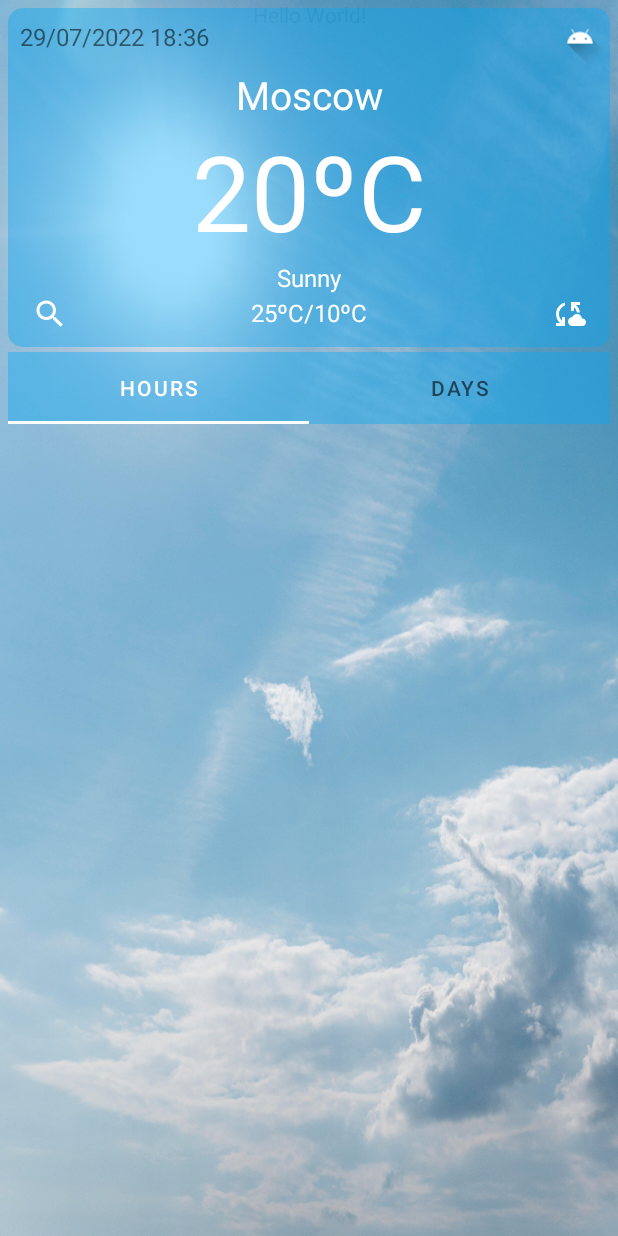
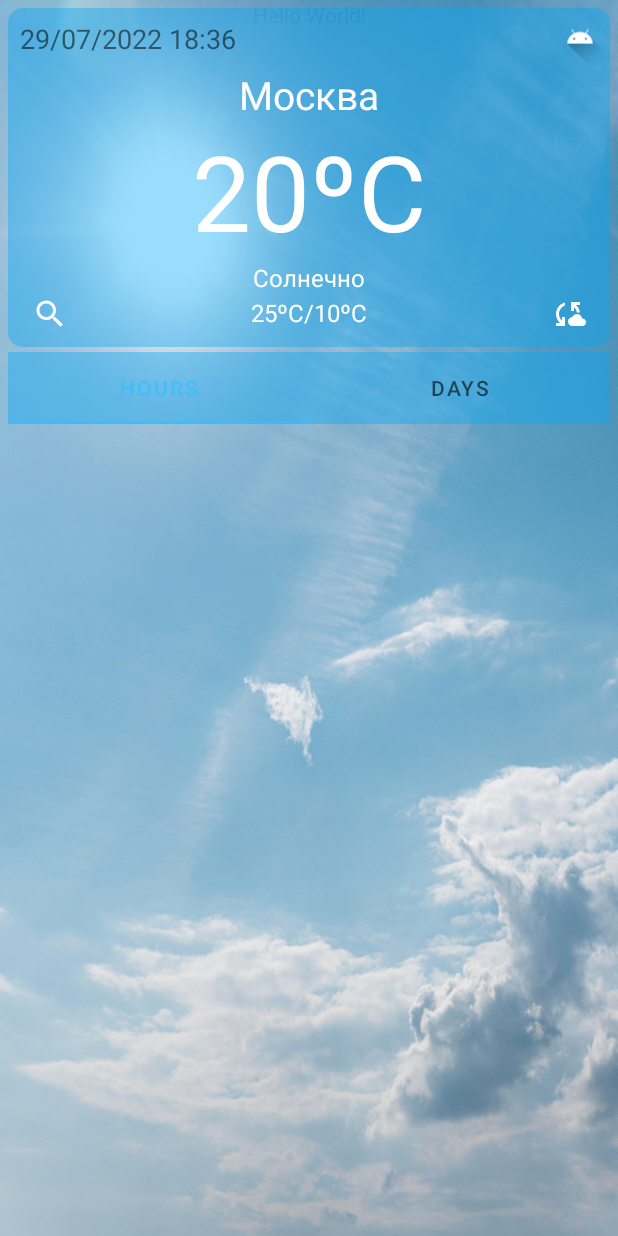
Before and after one commit to s1Dan/MyWeather, an Android app: the screen it shows after launch (MainActivity), on a phone screen of 412 x 824 dp. Run offline under Robolectric (Android 15) with nearby library versions, the phone set to English and light mode, and no system bars; our stand-ins replace Picasso, Volley; pictures from the network do not load; Roboto replaces fonts that are not available here; 1 statement that could not run was skipped.

Commit message:
commit_test_4

```diff
--- a/app/src/main/java/com/s1dan/myweather/fragments/MainFragment.kt
+++ b/app/src/main/java/com/s1dan/myweather/fragments/MainFragment.kt
@@ -1,8 +1,13 @@
 package com.s1dan.myweather.fragments
 
 import android.Manifest
+import android.content.Context
+import android.content.Intent
 import android.content.pm.PackageManager
+import android.location.LocationManager
 import android.os.Bundle
+import android.provider.ContactsContract
+import android.provider.Settings
 import android.util.Log
 import androidx.fragment.app.Fragment
 import android.view.LayoutInflater
@@ -12,7 +17,6 @@ import android.widget.Toast
 import androidx.activity.result.ActivityResultLauncher
 import androidx.activity.result.contract.ActivityResultContracts
 import androidx.core.app.ActivityCompat
-import androidx.core.view.get
 import androidx.fragment.app.FragmentActivity
 import androidx.fragment.app.activityViewModels
 import com.android.volley.Request
@@ -21,13 +25,14 @@ import com.android.volley.toolbox.Volley
 import com.google.android.gms.location.FusedLocationProviderClient
 import com.google.android.gms.location.LocationRequest
 import com.google.android.gms.location.LocationServices
+import com.google.android.gms.location.Priority
 import com.google.android.gms.tasks.CancellationTokenSource
 import com.google.android.material.tabs.TabLayoutMediator
+import com.s1dan.myweather.DialogManager
 import com.s1dan.myweather.MainViewModel
 import com.s1dan.myweather.adapters.VpAdapter
 import com.s1dan.myweather.adapters.WeatherModel
 import com.s1dan.myweather.databinding.FragmentMainBinding
-import com.s1dan.myweather.databinding.FragmentMainBinding.bind
 import com.s1dan.myweather.databinding.FragmentMainBinding.inflate
 import com.squareup.picasso.Picasso
 import org.json.JSONObject
@@ -66,7 +71,12 @@ class MainFragment : Fragment() {
         checkPermission()
         init()
         updateCurrentCard()
-        getLocation()
+
+    }
+
+    override fun onResume() {
+        super.onResume()
+        checkLocation()
     }
 
     private fun init() = with(binding){
@@ -78,20 +88,42 @@ class MainFragment : Fragment() {
         }.attach()
         ibSync.setOnClickListener {
             tabLayout.selectTab(tabLayout.getTabAt(0))
+            checkLocation()
+        }
+    }
+
+    private fun checkLocation() {
+        if (isLocationEnabled()) {
             getLocation()
+        } else {
+            DialogManager.locationSettingsDialog(requireContext(), object : DialogManager.Listener {
+                override fun onClick() {
+                    startActivity(Intent(Settings.ACTION_LOCATION_SOURCE_SETTINGS))
+                }
+            })
         }
+    }
+
+    private fun isLocationEnabled(): Boolean{
+        val lm = activity?.getSystemService(Context.LOCATION_SERVICE) as LocationManager
+        return lm.isProviderEnabled(LocationManager.GPS_PROVIDER)
     }
 
     private fun getLocation() {
         val canToken = CancellationTokenSource()
-        if (ActivityCompat.checkSelfPermission(requireContext(),
-                Manifest.permission.ACCESS_FINE_LOCATION) != PackageManager.PERMISSION_GRANTED && ActivityCompat.checkSelfPermission(
+        if (ActivityCompat.checkSelfPermission(
                 requireContext(),
-                Manifest.permission.ACCESS_COARSE_LOCATION) != PackageManager.PERMISSION_GRANTED
+                Manifest.permission.ACCESS_FINE_LOCATION)
+            != PackageManager.PERMISSION_GRANTED && ActivityCompat.checkSelfPermission(
+                requireContext(),
+                Manifest.permission.ACCESS_COARSE_LOCATION)
+            != PackageManager.PERMISSION_GRANTED
         ) {
             return
         }
-        fLocationClient.getCurrentLocation(LocationRequest.PRIORITY_HIGH_ACCURACY,canToken.token)
+
+        fLocationClient
+            .getCurrentLocation(Priority.PRIORITY_HIGH_ACCURACY, canToken.token)
             .addOnCompleteListener {
                 requestWeatherData("${it.result.latitude},${it.result.longitude}")
         }
--- a/app/src/main/res/layout/fragment_hours.xml
+++ b/app/src/main/res/layout/fragment_hours.xml
@@ -19,7 +19,7 @@
         android:layout_width="wrap_content"
         android:layout_height="wrap_content"
         android:gravity="center"
-        android:text="Empty"
+        android:text="@string/empty"
         android:visibility="gone"
         app:layout_constraintBottom_toBottomOf="parent"
         app:layout_constraintEnd_toEndOf="parent"
--- a/app/src/main/res/layout/fragment_main.xml
+++ b/app/src/main/res/layout/fragment_main.xml
@@ -44,8 +44,8 @@
                 android:layout_marginStart="8dp"
                 android:layout_marginTop="8dp"
                 android:fontFamily="@font/aubrey"
-                android:text="29/07/2022 18:36"
-                android:textSize="16sp"
+                android:text="@string/data_time"
+                android:textSize="18sp"
                 app:layout_constraintStart_toStartOf="parent"
                 app:layout_constraintTop_toTopOf="parent" />
 
@@ -62,7 +62,7 @@
                 android:layout_width="wrap_content"
                 android:layout_height="wrap_content"
                 android:fontFamily="@font/aubrey"
-                android:text="Moscow"
+                android:text="@string/location"
                 android:textColor="@color/white"
                 android:textSize="26sp"
                 app:layout_constraintEnd_toEndOf="parent"
@@ -74,7 +74,7 @@
                 android:layout_width="wrap_content"
                 android:layout_height="wrap_content"
                 android:fontFamily="@font/aubrey"
-                android:text="20ºC"
+                android:text="@string/temp_current"
                 android:textColor="@color/white"
                 android:textSize="70sp"
                 app:layout_constraintEnd_toEndOf="parent"
@@ -86,7 +86,7 @@
                 android:layout_width="wrap_content"
                 android:layout_height="wrap_content"
                 android:fontFamily="@font/aubrey"
-                android:text="Sunny"
+                android:text="@string/condition"
                 android:textColor="@color/white"
                 android:textSize="16sp"
                 app:layout_constraintEnd_toEndOf="parent"
@@ -99,7 +99,7 @@
                 android:layout_height="wrap_content"
                 android:layout_marginTop="1dp"
                 android:fontFamily="@font/aubrey"
-                android:text="25ºC/10ºC"
+                android:text="@string/temp_max_min"
                 android:textColor="@color/white"
                 android:textSize="16sp"
                 app:layout_constraintEnd_toEndOf="parent"
@@ -149,12 +149,12 @@
         <com.google.android.material.tabs.TabItem
             android:layout_width="wrap_content"
             android:layout_height="wrap_content"
-            android:text="Hours" />
+            android:text="@string/hours" />
 
         <com.google.android.material.tabs.TabItem
             android:layout_width="wrap_content"
             android:layout_height="wrap_content"
-            android:text="Days" />
+            android:text="@string/days" />
 
     </com.google.android.material.tabs.TabLayout>
 
--- a/app/src/main/res/layout/list_item.xml
+++ b/app/src/main/res/layout/list_item.xml
@@ -31,7 +31,7 @@
             android:layout_marginStart="10dp"
             android:layout_marginTop="5dp"
             android:layout_marginBottom="5dp"
-            android:text="Sunny"
+            android:text="@string/sunny_new"
             android:textColor="@color/white"
             app:layout_constraintBottom_toBottomOf="parent"
             app:layout_constraintStart_toStartOf="parent"
--- /dev/null
+++ b/app/src/main/res/values-ldltr/stringsRu.xml
@@ -0,0 +1,16 @@
+<?xml version="1.0" encoding="utf-8"?>
+<resources>
+
+    <string name="app_name">Моя погода</string>
+    <string name="hello_blank_fragment">Привет пустой фрагмент</string>
+    <string name="empty">Пусто</string>
+    <string name="temp_current">20ºC</string>
+    <string name="location">Москва</string>
+    <string name="data_time">29/07/2022 18:36</string>
+    <string name="condition">Солнечно</string>
+    <string name="temp_max_min">25ºC/10ºC</string>
+    <string name="hours">По часам</string>
+    <string name="days">По дням</string>
+    <string name="sunny_new">Солнечно</string>
+
+</resources>
--- a/app/src/main/res/values/strings.xml
+++ b/app/src/main/res/values/strings.xml
@@ -1,5 +1,13 @@
 <resources>
     <string name="app_name">MyWeather</string>
-    <!-- TODO: Remove or change this placeholder text -->
     <string name="hello_blank_fragment">Hello blank fragment</string>
+    <string name="empty">Empty</string>
+    <string name="temp_current">20ºC</string>
+    <string name="location">Moscow</string>
+    <string name="data_time">29/07/2022 18:36</string>
+    <string name="condition">Sunny</string>
+    <string name="temp_max_min">25ºC/10ºC</string>
+    <string name="hours">Hours</string>
+    <string name="days">Days</string>
+    <string name="sunny_new">Sunny</string>
 </resources>
--- a/app/src/main/res/values/themes.xml
+++ b/app/src/main/res/values/themes.xml
@@ -2,7 +2,7 @@
     <!-- Base application theme. -->
     <style name="Theme.MyWeather" parent="Theme.MaterialComponents.DayNight.DarkActionBar">
         <!-- Primary brand color. -->
-        <item name="colorPrimary">@color/white</item>
+        <item name="colorPrimary">@color/blue</item>
         <item name="colorPrimaryVariant">@color/blue</item>
         <item name="colorOnPrimary">@color/white</item>
         <!-- Secondary brand color. -->
```
Also changed, not shown: app/src/main/java/com/s1dan/myweather/DialogManager.kt (added, +28 -0 lines).
